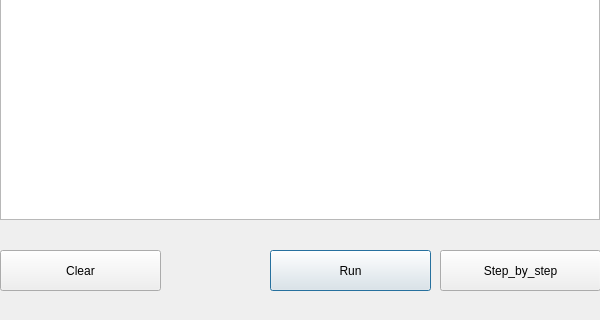
Qt form dialog.ui (sedEZ/Vonoroi_Diagram) before a commit; both pictures show x 0 to 600 and y 380 to 700 of the 600 by 700 pixel window.
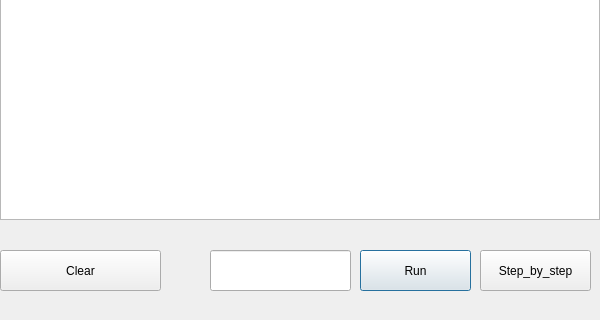
The same form after that commit.

```diff
--- a/dialog.ui
+++ b/dialog.ui
@@ -26,9 +26,9 @@
   <widget class="QPushButton" name="pushButton">
    <property name="geometry">
     <rect>
-     <x>270</x>
+     <x>360</x>
      <y>630</y>
-     <width>161</width>
+     <width>111</width>
      <height>41</height>
     </rect>
    </property>
@@ -39,9 +39,9 @@
   <widget class="QPushButton" name="pushButton_2">
    <property name="geometry">
     <rect>
-     <x>440</x>
+     <x>480</x>
      <y>630</y>
-     <width>161</width>
+     <width>111</width>
      <height>41</height>
     </rect>
    </property>
@@ -62,6 +62,16 @@
     <string>Clear</string>
    </property>
   </widget>
+  <widget class="QLineEdit" name="lineEdit">
+   <property name="geometry">
+    <rect>
+     <x>210</x>
+     <y>630</y>
+     <width>141</width>
+     <height>41</height>
+    </rect>
+   </property>
+  </widget>
  </widget>
  <resources/>
  <connections/>
```
